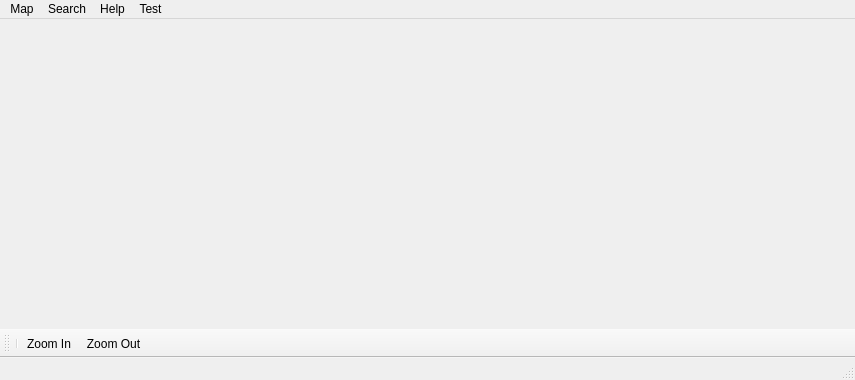
Qt form files/qt/MainWindow.ui (danielfett/advancedcaching) before a commit.
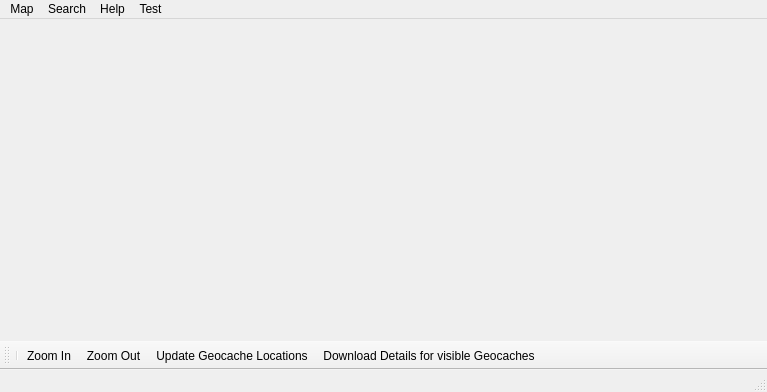
The same form after that commit. Icons and pictures are not drawn.

Commit message: Working on Details view

The edit to the form file:
```diff
--- a/files/qt/MainWindow.ui
+++ b/files/qt/MainWindow.ui
@@ -6,8 +6,8 @@
    <rect>
     <x>0</x>
     <y>0</y>
-    <width>855</width>
-    <height>380</height>
+    <width>767</width>
+    <height>392</height>
    </rect>
   </property>
   <property name="sizePolicy">
@@ -39,7 +39,7 @@
     <rect>
      <x>0</x>
      <y>0</y>
-     <width>855</width>
+     <width>767</width>
      <height>21</height>
     </rect>
    </property>
@@ -97,6 +97,8 @@
    <addaction name="separator"/>
    <addaction name="actionZoom_In"/>
    <addaction name="actionZoom_Out"/>
+   <addaction name="actionUpdate_Geocache_Map"/>
+   <addaction name="actionDownload_Details_for_all_visible_Geocaches"/>
   </widget>
   <action name="actionHallo_Welt">
    <property name="text">
@@ -184,6 +186,24 @@
     <string>Search Place</string>
    </property>
   </action>
+  <action name="actionUpdate_Geocache_Map">
+   <property name="icon">
+    <iconset resource="icons.qrc">
+     <normaloff>:/icons/advancedcaching/data/emoticon_grin.png</normaloff>:/icons/advancedcaching/data/emoticon_grin.png</iconset>
+   </property>
+   <property name="text">
+    <string>Update Geocache Locations</string>
+   </property>
+  </action>
+  <action name="actionDownload_Details_for_all_visible_Geocaches">
+   <property name="icon">
+    <iconset resource="icons.qrc">
+     <normaloff>:/icons/advancedcaching/data/comment.png</normaloff>:/icons/advancedcaching/data/comment.png</iconset>
+   </property>
+   <property name="text">
+    <string>Download Details for visible Geocaches</string>
+   </property>
+  </action>
  </widget>
  <resources>
   <include location="icons.qrc"/>
```
Left out of the diff: 5 changed lines with no effect on the pictures. The commit also changes 13 other files.
